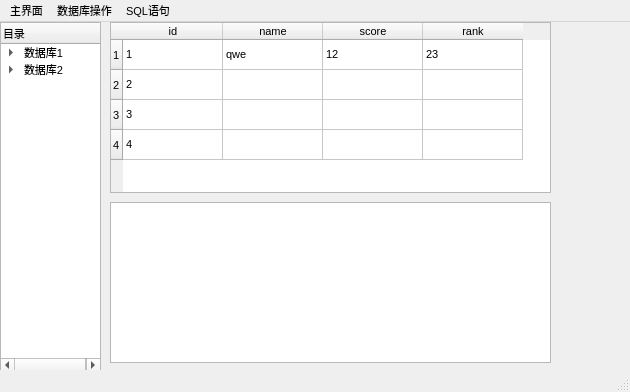
Before: the Qt Designer form mainwindow.ui in NorthOuterTowner/DB, drawn with Qt 5.
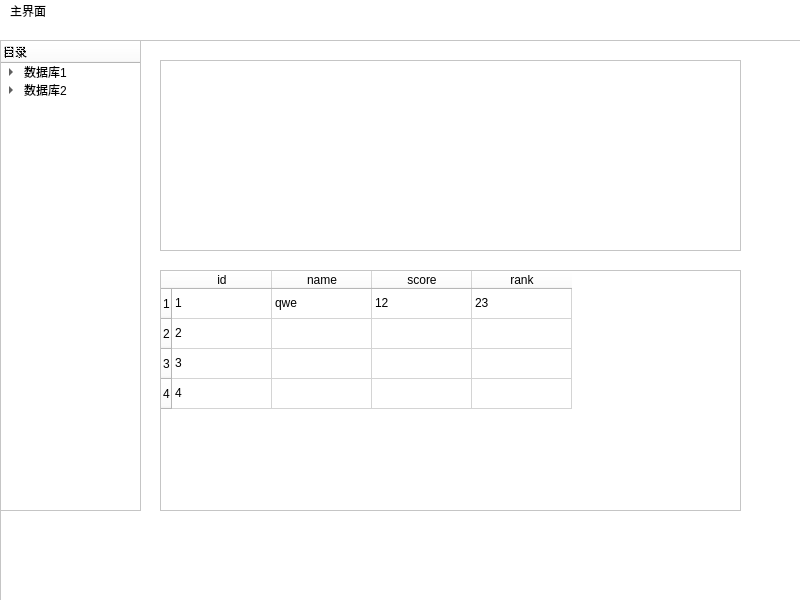
After: the same form once the commit is applied. Icons and pictures are not drawn.

What changed in the file:
```diff
--- a/mainwindow.ui
+++ b/mainwindow.ui
@@ -6,8 +6,8 @@
    <rect>
     <x>0</x>
     <y>0</y>
-    <width>630</width>
-    <height>392</height>
+    <width>800</width>
+    <height>600</height>
    </rect>
   </property>
   <property name="font">
@@ -18,20 +18,51 @@
   <property name="windowTitle">
    <string>MainWindow</string>
   </property>
+  <property name="styleSheet">
+   <string notr="true">background-color: rgb(255, 255, 255);</string>
+  </property>
   <widget class="QWidget" name="centralwidget">
+   <widget class="QFrame" name="frame">
+    <property name="geometry">
+     <rect>
+      <x>0</x>
+      <y>0</y>
+      <width>801</width>
+      <height>571</height>
+     </rect>
+    </property>
+    <property name="frameShape">
+     <enum>QFrame::Shape::StyledPanel</enum>
+    </property>
+    <property name="frameShadow">
+     <enum>QFrame::Shadow::Raised</enum>
+    </property>
    <widget class="QTreeWidget" name="db_list">
     <property name="geometry">
      <rect>
       <x>0</x>
       <y>0</y>
-      <width>101</width>
-      <height>351</height>
-     </rect>
-    </property>
+       <width>141</width>
+       <height>471</height>
+      </rect>
+     </property>
+     <property name="styleSheet">
+      <string notr="true">color: rgb(0, 0, 0);
+border-color: rgb(0, 0, 0);</string>
+     </property>
     <column>
      <property name="text">
       <string>目录</string>
      </property>
+      <property name="foreground">
+       <brush brushstyle="Dense2Pattern">
+        <color alpha="255">
+         <red>0</red>
+         <green>0</green>
+         <blue>0</blue>
+        </color>
+       </brush>
+      </property>
     </column>
     <item>
      <property name="text">
@@ -79,14 +110,31 @@
      </item>
     </item>
    </widget>
-   <widget class="QTableWidget" name="tableWidget">
+    <widget class="QTextEdit" name="textEdit">
     <property name="geometry">
      <rect>
-      <x>110</x>
-      <y>0</y>
-      <width>441</width>
-      <height>171</height>
-     </rect>
+       <x>160</x>
+       <y>20</y>
+       <width>581</width>
+       <height>191</height>
+      </rect>
+     </property>
+     <property name="styleSheet">
+      <string notr="true">border-color: rgb(0, 0, 0);</string>
+     </property>
+    </widget>
+    <widget class="QTableWidget" name="tableWidget_2">
+     <property name="geometry">
+      <rect>
+       <x>160</x>
+       <y>230</y>
+       <width>581</width>
+       <height>241</height>
+      </rect>
+     </property>
+     <property name="styleSheet">
+      <string notr="true">color: rgb(0, 0, 0);
+border-color: rgb(0, 0, 0);</string>
     </property>
     <row/>
     <row/>
@@ -96,6 +144,15 @@
      <property name="text">
       <string>id</string>
      </property>
+      <property name="foreground">
+       <brush brushstyle="SolidPattern">
+        <color alpha="255">
+         <red>0</red>
+         <green>0</green>
+         <blue>0</blue>
+        </color>
+       </brush>
+      </property>
     </column>
     <column>
      <property name="text">
@@ -148,27 +205,39 @@
      </property>
     </item>
    </widget>
-   <widget class="QTextEdit" name="textEdit">
-    <property name="geometry">
-     <rect>
-      <x>110</x>
-      <y>180</y>
-      <width>441</width>
-      <height>161</height>
-     </rect>
-    </property>
    </widget>
   </widget>
+  <widget class="QToolBar" name="toolBar">
+   <property name="windowTitle">
+    <string>toolBar</string>
+   </property>
+   <property name="styleSheet">
+    <string notr="true">border-color: rgb(0, 0, 0);
+color: rgb(0, 0, 0);</string>
+   </property>
+   <property name="movable">
+    <bool>false</bool>
+   </property>
+   <attribute name="toolBarArea">
+    <enum>TopToolBarArea</enum>
+   </attribute>
+   <attribute name="toolBarBreak">
+    <bool>false</bool>
+   </attribute>
+  </widget>
   <widget class="QMenuBar" name="menubar">
    <property name="geometry">
     <rect>
      <x>0</x>
      <y>0</y>
-     <width>630</width>
-     <height>22</height>
+     <width>800</width>
+     <height>17</height>
     </rect>
    </property>
-   <widget class="QMenu" name="menu">
+   <property name="styleSheet">
+    <string notr="true">color: rgb(0, 0, 0);</string>
+   </property>
+   <widget class="QMenu" name="new_db">
     <property name="title">
      <string>主界面</string>
     </property>
@@ -177,28 +246,8 @@
     <addaction name="save"/>
     <addaction name="separator"/>
    </widget>
-   <widget class="QMenu" name="db">
-    <property name="title">
-     <string>数据库操作</string>
-    </property>
-    <addaction name="newdb"/>
-    <addaction name="separator"/>
-    <addaction name="newtable"/>
-    <addaction name="separator"/>
-   </widget>
-   <widget class="QMenu" name="menuSQL">
-    <property name="title">
-     <string>SQL语句</string>
-    </property>
-    <addaction name="yunx"/>
-    <addaction name="separator"/>
-    <addaction name="clear"/>
-   </widget>
-   <addaction name="menu"/>
-   <addaction name="db"/>
-   <addaction name="menuSQL"/>
-  </widget>
-  <widget class="QStatusBar" name="statusbar"/>
+   <addaction name="new_db"/>
+  </widget>
   <action name="exit">
    <property name="text">
     <string>退出</string>
```
Left out of the diff: 12 changed lines with no effect on the pictures. Lines whose indentation alone changed are shown as unchanged.
